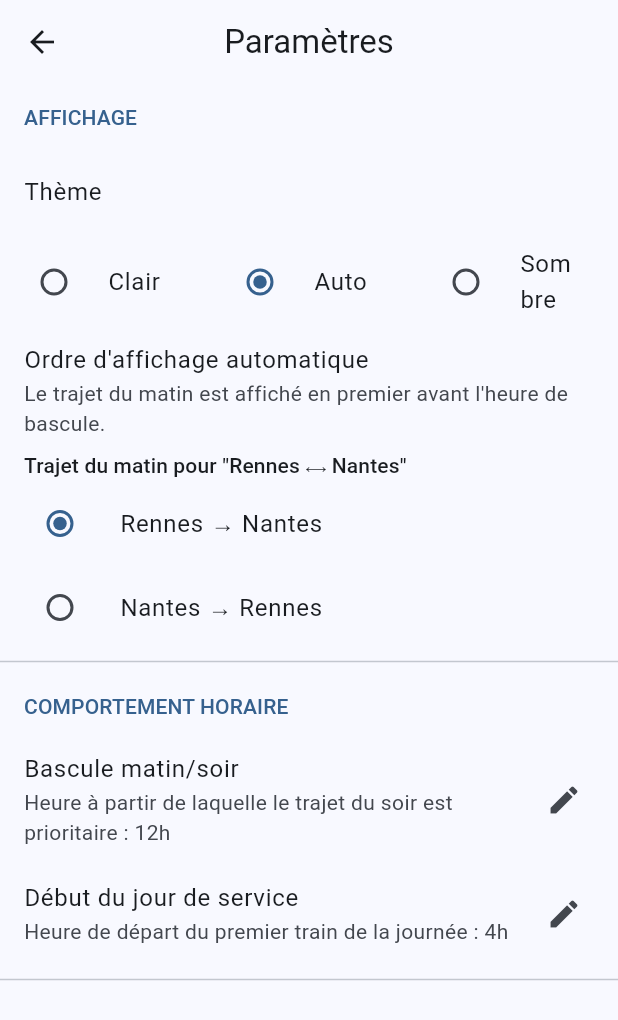
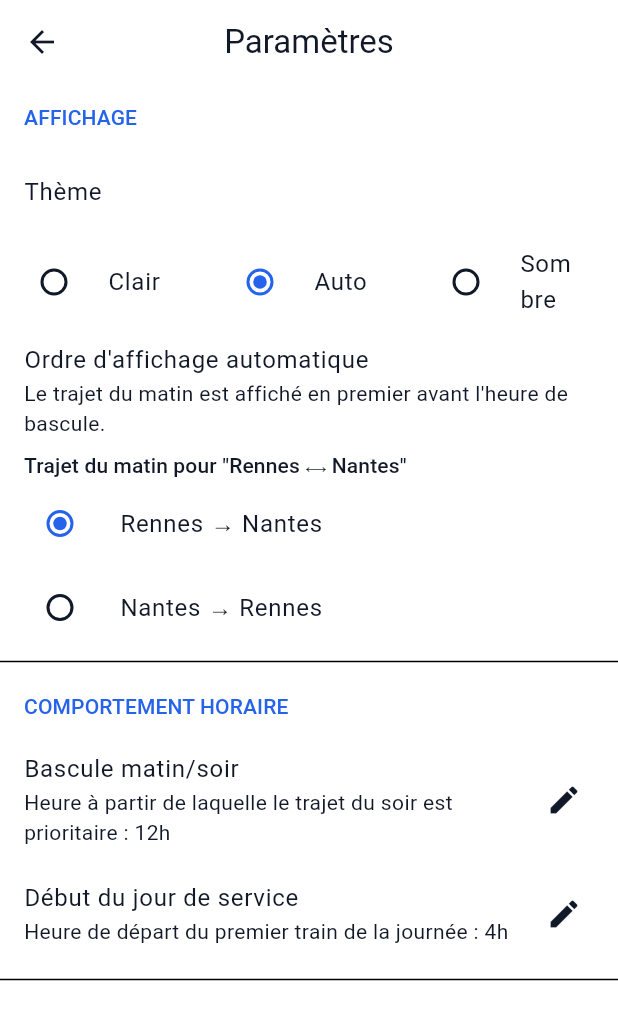
Before and after one commit to klutchnikoff/surlequai, a Flutter app: the SettingsScreen screen opened directly, on a phone screen of 412 x 824 dp. Shown: the top 1020 px of the screen. Run offline on Flutter 3.47's test engine with Material 3 defaults, Android fonts, the phone set to English and light mode, and no system bars; our stand-ins replace shared_preferences; accounts and stored records are empty; statements that could not run were skipped.

Commit message:
refactor: sealed classes + consolidation couleurs
- Migre DirectionCardViewModel vers sealed classes pour type-safety
- Crée système de thème centralisé (AppTheme)
- Élimine couleurs hardcodées (6 occurrences)
- Utilise AppConstants.tripsStorageKey

Bénéfices :
- Type-safety garantie par le compilateur
- Suppression de 6+ fallbacks ?? dans direction_card.dart
- Pattern matching exhaustif (pas de default nécessaire)
- Mode sombre fiable et cohérent

Co-Authored-By: Claude Sonnet 4.5 <noreply@anthropic.com>

```diff
--- a/lib/models/direction_card_view_model.dart
+++ b/lib/models/direction_card_view_model.dart
@@ -1,45 +1,54 @@
 import 'package:flutter/material.dart';
-import 'package:surlequai/theme/colors.dart'; // Import AppColors
+import 'package:surlequai/theme/colors.dart';
 
-class DirectionCardViewModel {
+sealed class DirectionCardViewModel {
   final String title;
   final Color statusBarColor;
-  final bool hasDepartures;
-
-  // Details for when there are departures
-  final String? time;
-  final String? platform;
-  final String? statusText;
-  final Color? statusColor;
-  final String? subsequentDepartures;
-
-  // Details for when there are NO departures (refined display)
-  final String? noTrainTimeDisplay;
-  final String? noTrainStatusDisplay;
-  final Color? noTrainStatusColor;
 
   const DirectionCardViewModel({
     required this.title,
     required this.statusBarColor,
-    required this.hasDepartures,
-    this.time,
-    this.platform,
-    this.statusText,
-    this.statusColor,
+  });
+}
+
+class DirectionCardWithDepartures extends DirectionCardViewModel {
+  final String time;
+  final String platform;
+  final String statusText;
+  final Color statusColor;
+  final String? subsequentDepartures;
+
+  const DirectionCardWithDepartures({
+    required super.title,
+    required super.statusBarColor,
+    required this.time,
+    required this.platform,
+    required this.statusText,
+    required this.statusColor,
     this.subsequentDepartures,
-    this.noTrainTimeDisplay,
-    this.noTrainStatusDisplay,
-    this.noTrainStatusColor,
+  });
+}
+
+class DirectionCardNoDepartures extends DirectionCardViewModel {
+  final String noTrainTimeDisplay;
+  final String noTrainStatusDisplay;
+  final Color noTrainStatusColor;
+
+  const DirectionCardNoDepartures({
+    required super.title,
+    required super.statusBarColor,
+    required this.noTrainTimeDisplay,
+    required this.noTrainStatusDisplay,
+    required this.noTrainStatusColor,
   });
 
-  factory DirectionCardViewModel.noDepartures({required String title}) {
-    return DirectionCardViewModel(
+  factory DirectionCardNoDepartures.defaultEmpty({required String title}) {
+    return DirectionCardNoDepartures(
       title: title,
-      statusBarColor: AppColors.secondary, // Use a consistent grey from AppColors
-      hasDepartures: false,
-      noTrainTimeDisplay: '__ : __', // As requested
-      noTrainStatusDisplay: 'Aucun train prévu pour le moment.', // As requested
-      noTrainStatusColor: AppColors.secondary, // Use the same grey as status bar
+      statusBarColor: AppColors.secondary,
+      noTrainTimeDisplay: '__ : __',
+      noTrainStatusDisplay: 'Aucun train prévu pour le moment.',
+      noTrainStatusColor: AppColors.secondary,
     );
   }
 }
--- a/lib/theme/colors.dart
+++ b/lib/theme/colors.dart
@@ -10,6 +10,17 @@ class AppColors {
   // Generic
   static const secondary = Color(0xFF9CA3AF);
 
+  // Brand
+  static const primary = Color(0xFF2563EB);
+
+  // UI elements
+  static const tertiaryLight = Color(0xFFD1D5DB);
+  static const tertiaryDark = Color(0xFF4B5563);
+
+  // Text secondary
+  static const textSecondaryLight = Color(0xFF6B7280);
+  static const textSecondaryDark = Color(0xFF9CA3AF);
+
   // Light Theme
   static const bgLight = Color(0xFFFFFFFF);
   static const textLight = Color(0xFF111827);
--- a/lib/widgets/trips_drawer.dart
+++ b/lib/widgets/trips_drawer.dart
@@ -1,6 +1,7 @@
 import 'package:flutter/material.dart';
 import 'package:provider/provider.dart';
 import 'package:surlequai/services/trip_provider.dart';
+import 'package:surlequai/theme/colors.dart';
 
 class TripsDrawer extends StatelessWidget {
   const TripsDrawer({super.key});
@@ -18,7 +19,7 @@ class TripsDrawer extends StatelessWidget {
         children: [
           const DrawerHeader(
             decoration: BoxDecoration(
-              color: Colors.blue,
+              color: AppColors.primary,
             ),
             child: Text(
               'Mes trajets',
@@ -37,7 +38,8 @@ class TripsDrawer extends StatelessWidget {
               ),
               title: Text('${trip.stationA.name} ⟷ ${trip.stationB.name}'),
               selected: trip.id == activeTrip?.id,
-              selectedTileColor: Theme.of(context).primaryColor.withOpacity(0.1),
+              selectedTileColor:
+                  Theme.of(context).primaryColor.withValues(alpha: 0.1),
               onTap: () {
                 // Using `read` here as we are in a callback, not the build method
                 context.read<TripProvider>().setActiveTrip(trip);
```
Also changed, not shown: lib/main.dart (+4 -6 lines), lib/services/trip_provider.dart (+52 -17 lines), lib/theme/app_theme.dart (added, +74 -0 lines), lib/widgets/direction_card.dart (+24 -14 lines), lib/widgets/schedules_modal.dart (+26 -11 lines).
